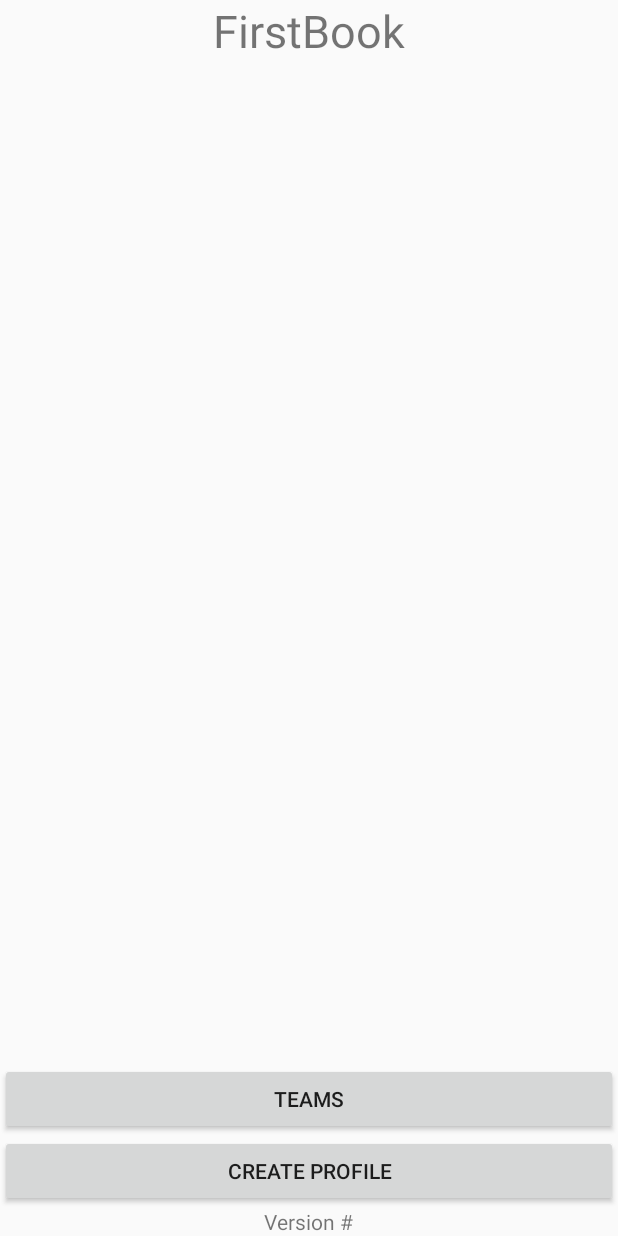
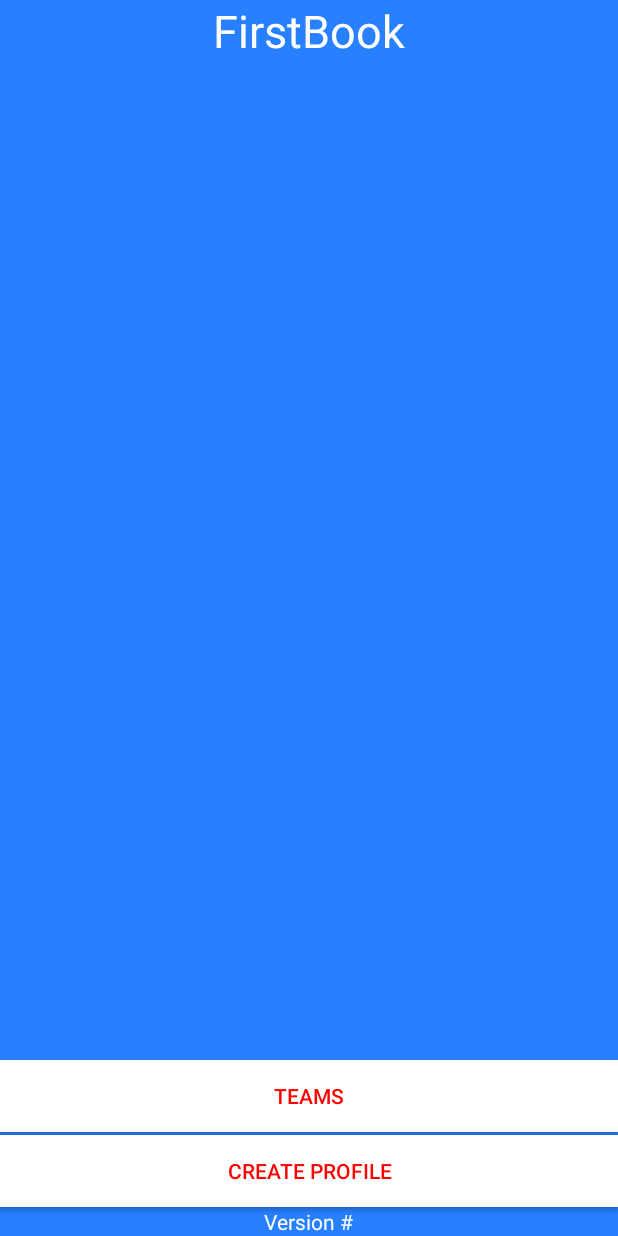
Before and after one commit to X-Cats/FirstBook, an Android app: the screen it shows after launch (LogInActivity), on a phone screen of 412 x 824 dp. Run offline under Robolectric (Android 15) with nearby library versions, the phone set to English and light mode, and no system bars.

Commit message:
More theming colors yaaa

```diff
--- a/app/src/main/res/layout/activity_log_in.xml
+++ b/app/src/main/res/layout/activity_log_in.xml
@@ -3,6 +3,7 @@
     xmlns:tools="http://schemas.android.com/tools"
     android:layout_width="match_parent"
     android:layout_height="match_parent"
+    android:background="@color/blue"
     >
 
     <TextView
@@ -11,6 +12,7 @@
         android:text="FirstBook"
         android:textSize="30sp"
         android:layout_alignParentTop="true"
+        android:textColor="@color/white"
         android:layout_centerHorizontal="true" />
     <ImageView
         android:layout_width="wrap_content"
@@ -19,19 +21,26 @@
     <Button
         android:layout_width="match_parent"
         android:layout_height="wrap_content"
-        android:layout_above="@+id/button"
+        android:id="@+id/button1"
+        android:layout_above="@+id/button2"
+        android:layout_marginBottom="2dp"
         android:layout_alignParentLeft="true"
         android:layout_alignParentStart="true"
         android:text="Teams"
+        android:background="@color/white"
+        android:textColor="@color/red"
         android:onClick="viewTeams"/>
+
     <Button
         android:layout_width="match_parent"
         android:layout_height="wrap_content"
-        android:id="@+id/button"
+        android:id="@+id/button2"
         android:layout_above="@+id/textView"
         android:layout_alignParentLeft="true"
         android:layout_alignParentStart="true"
         android:text="Create Profile"
+        android:background="@color/white"
+        android:textColor="@color/red"
         android:onClick="createProfile"/>
     <TextView
         android:layout_width="wrap_content"
@@ -39,5 +48,6 @@
         android:text="Version #"
         android:layout_alignParentBottom="true"
         android:layout_centerHorizontal="true"
+        android:textColor="@color/white"
         android:id="@+id/textView" />
 </RelativeLayout>
--- a/app/src/main/res/values/colors.xml
+++ b/app/src/main/res/values/colors.xml
@@ -3,4 +3,17 @@
     <color name="colorPrimary">#3F51B5</color>
     <color name="colorPrimaryDark">#303F9F</color>
     <color name="colorAccent">#FF4081</color>
+    <color name="black">#000000</color>
+    <color name="white">#FFFFFF</color>
+    <color name="blue">#2680FF</color>
+    <color name="green">#00FF00</color>
+    <color name="red">#FF0000</color>
+    <color name="yellow">#FFFF00</color>
+    <color name="purple">#9F3090</color>
+    <color name="orange">#FF9F00</color>
+    <color name="darkBlue">#0050FF</color>
+    <color name="darkerBlue">#3000FF</color>
+    <color name="lightGrey">#F0F0F0</color>
+
+
 </resources>
```
Also changed, not shown: app/src/main/res/layout/activity_create_profile1.xml (+9 -4 lines), app/src/main/res/layout/activity_create_profile2.xml (+12 -0 lines).
